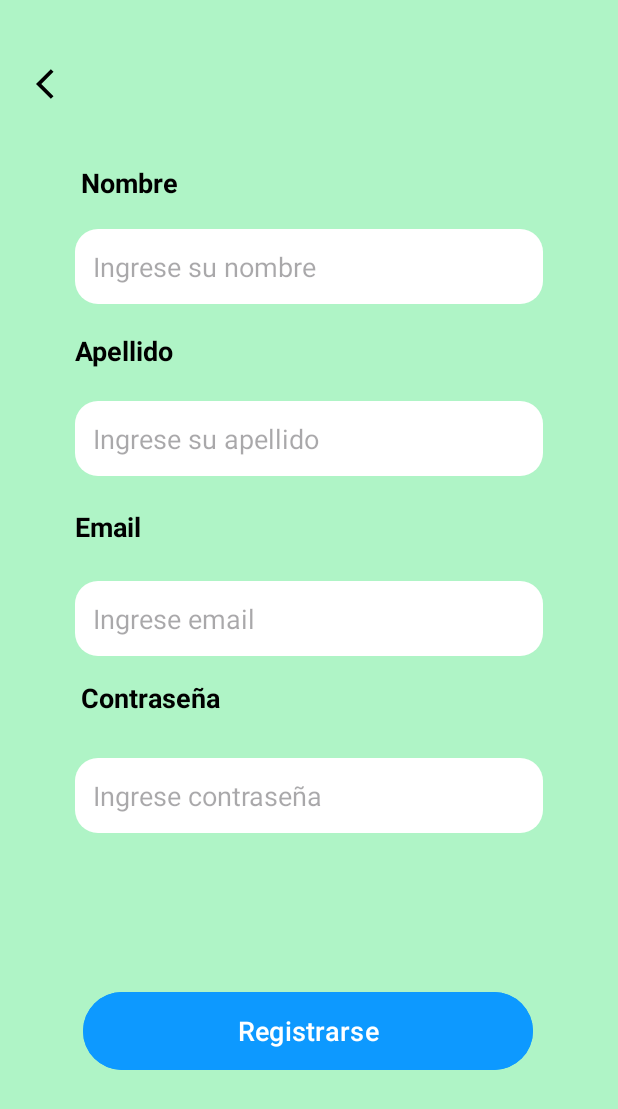
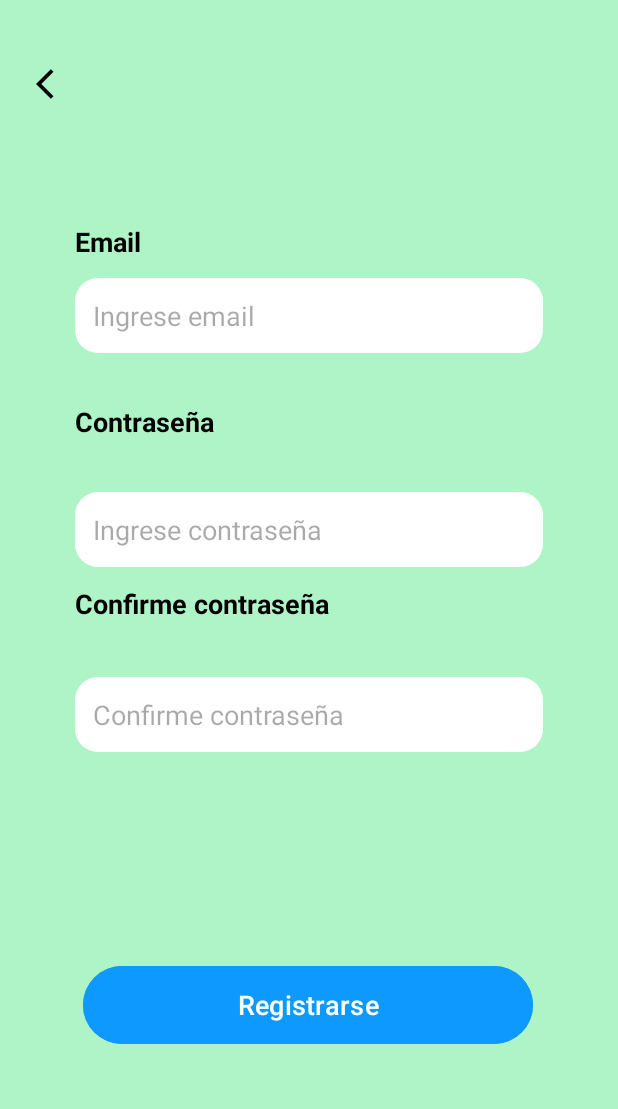
Before and after one commit to nelsonfacundo/Pet_Friends_APP, an Android app: the RegistroActivity screen opened directly, with no data from a screen before it, on a phone screen of 412 x 824 dp. Shown: the top 1109 px of the screen. Run offline under Robolectric (Android 15) with nearby library versions, the phone set to English and light mode, and no system bars; our stand-ins replace Firebase (no records; nobody signed in at launch, a user with empty details on screens opened directly).

Commit message:
Validacion registro, modificacion layout registro, add dependencias firebase, add values/strings

```diff
--- a/app/build.gradle.kts
+++ b/app/build.gradle.kts
@@ -52,6 +52,10 @@ dependencies {
     androidTestImplementation(libs.androidx.junit)
     androidTestImplementation(libs.androidx.espresso.core)
 
+    //OTRA FORMA DE IMPLEMENTAR LAS DEPENDECIAS PARA QUE NO GENERE ERROR
+    implementation(libs.firebase.database.ktx)
+    implementation(libs.firebase.auth.ktx)
+
     //FIREBASE DEPENDENCIAS
     implementation(platform("com.google.firebase:firebase-bom:33.0.0"))
     implementation("com.google.firebase:firebase-analytics")
--- a/app/src/main/res/layout/activity_registro.xml
+++ b/app/src/main/res/layout/activity_registro.xml
@@ -24,78 +24,24 @@
         app:layout_constraintTop_toTopOf="parent"
         app:layout_constraintVertical_bias="0.19" />
 
-    <TextView
-        android:id="@+id/text_nombre"
-        style="@style/textViewEdit"
-        android:layout_width="wrap_content"
-        android:layout_height="wrap_content"
-        android:layout_marginStart="50dp"
-        android:layout_marginTop="70dp"
-        android:layout_marginEnd="250dp"
-        android:layout_marginBottom="10dp"
-        android:text="@string/txt_name"
-        app:layout_constraintBottom_toTopOf="@+id/text_registro_name"
-        app:layout_constraintEnd_toEndOf="parent"
-        app:layout_constraintHorizontal_bias="0.085"
-        app:layout_constraintStart_toStartOf="parent"
-        app:layout_constraintTop_toTopOf="parent"
-        app:layout_constraintVertical_bias="0.823" />
-
     <EditText
-        android:id="@+id/text_registro_name"
+        android:id="@+id/text_registro_email"
         style="@style/inputsTextEdit"
         android:layout_width="match_parent"
         android:layout_height="50dp"
         android:layout_marginStart="50dp"
-        android:layout_marginTop="60dp"
+        android:layout_marginTop="150dp"
         android:layout_marginEnd="50dp"
         android:background="@drawable/border_inputs"
-        android:hint="@string/place_holder_input_nombre"
-        android:inputType="textPersonName"
+        android:hint="@string/place_holder_input_user"
+        android:inputType="textEmailAddress"
         android:padding="12dp"
-        app:layout_constraintBottom_toTopOf="@+id/text_registro_apellido"
+        app:layout_constraintBottom_toTopOf="@+id/text_registro_password"
         app:layout_constraintEnd_toEndOf="parent"
         app:layout_constraintHorizontal_bias="1.0"
         app:layout_constraintStart_toStartOf="parent"
         app:layout_constraintTop_toTopOf="parent"
-        app:layout_constraintVertical_bias="0.587" />
-
-    <TextView
-        android:id="@+id/text_apellido"
-        style="@style/textViewEdit"
-        android:layout_width="wrap_content"
-        android:layout_height="wrap_content"
-        android:layout_marginStart="50dp"
-        android:layout_marginTop="10dp"
-        android:layout_marginEnd="250dp"
-        android:layout_marginBottom="10dp"
-        android:text="@string/txt_last_name"
-        app:layout_constraintBottom_toTopOf="@+id/text_registro_apellido"
-        app:layout_constraintEnd_toEndOf="parent"
-        app:layout_constraintHorizontal_bias="0.0"
-        app:layout_constraintStart_toStartOf="parent"
-        app:layout_constraintTop_toBottomOf="@+id/text_registro_name"
-        app:layout_constraintVertical_bias="0.437" />
-
-    <EditText
-        android:id="@+id/text_registro_apellido"
-        style="@style/inputsTextEdit"
-        android:layout_width="match_parent"
-        android:layout_height="50dp"
-        android:layout_marginStart="50dp"
-        android:layout_marginTop="200dp"
-        android:layout_marginEnd="50dp"
-        android:layout_marginBottom="40dp"
-        android:background="@drawable/border_inputs"
-        android:hint="@string/place_holder_input_apellido"
-        android:inputType="textPersonName"
-        android:padding="12dp"
-        app:layout_constraintBottom_toTopOf="@+id/text_registro_email"
-        app:layout_constraintEnd_toEndOf="parent"
-        app:layout_constraintHorizontal_bias="1.0"
-        app:layout_constraintStart_toStartOf="parent"
-        app:layout_constraintTop_toTopOf="parent"
-        app:layout_constraintVertical_bias="0.695" />
+        app:layout_constraintVertical_bias="0.277" />
 
     <TextView
         android:id="@+id/text_email"
@@ -103,7 +49,6 @@
         android:layout_width="wrap_content"
         android:layout_height="wrap_content"
         android:layout_marginStart="50dp"
-        android:layout_marginTop="10dp"
         android:layout_marginEnd="250dp"
         android:layout_marginBottom="10dp"
         android:text="@string/txt_email"
@@ -111,26 +56,8 @@
         app:layout_constraintEnd_toEndOf="parent"
         app:layout_constraintHorizontal_bias="0.0"
         app:layout_constraintStart_toStartOf="parent"
-        app:layout_constraintTop_toBottomOf="@+id/text_registro_apellido"
-        app:layout_constraintVertical_bias="0.444" />
-
-
-    <EditText
-        android:id="@+id/text_registro_email"
-        style="@style/inputsTextEdit"
-        android:layout_width="match_parent"
-        android:layout_height="50dp"
-        android:layout_marginStart="50dp"
-        android:layout_marginEnd="50dp"
-        android:background="@drawable/border_inputs"
-        android:hint="@string/place_holder_input_user"
-        android:inputType="textEmailAddress"
-        android:padding="12dp"
-        app:layout_constraintBottom_toBottomOf="parent"
-        app:layout_constraintEnd_toEndOf="parent"
-        app:layout_constraintHorizontal_bias="1.0"
-        app:layout_constraintStart_toStartOf="parent"
-        app:layout_constraintTop_toTopOf="parent" />
+        app:layout_constraintTop_toTopOf="parent"
+        app:layout_constraintVertical_bias="0.986" />
 
     <TextView
         android:id="@+id/text_contraseña"
@@ -138,26 +65,23 @@
         android:layout_width="wrap_content"
         android:layout_height="wrap_content"
         android:layout_marginStart="50dp"
-        android:layout_marginTop="15dp"
+        android:layout_marginTop="12dp"
         android:layout_marginEnd="250dp"
-        android:layout_marginBottom="10dp"
         android:text="@string/txt_pass"
-        app:layout_constraintBottom_toTopOf="@+id/text_registro_contraseña"
+        app:layout_constraintBottom_toTopOf="@+id/text_registro_password"
         app:layout_constraintEnd_toEndOf="parent"
-        app:layout_constraintHorizontal_bias="0.21"
+        app:layout_constraintHorizontal_bias="0.0"
         app:layout_constraintStart_toStartOf="parent"
         app:layout_constraintTop_toBottomOf="@+id/text_registro_email"
-        app:layout_constraintVertical_bias="0.0" />
+        app:layout_constraintVertical_bias="0.375" />
 
     <EditText
-        android:id="@+id/text_registro_contraseña"
+        android:id="@+id/text_registro_password"
         style="@style/inputsTextEdit"
         android:layout_width="match_parent"
         android:layout_height="50dp"
         android:layout_marginStart="50dp"
-        android:layout_marginTop="15dp"
         android:layout_marginEnd="50dp"
-        android:layout_marginBottom="220dp"
         android:background="@drawable/border_inputs"
         android:hint="@string/place_holder_input_password"
         android:inputType="textPassword"
@@ -166,22 +90,58 @@
         app:layout_constraintEnd_toEndOf="parent"
         app:layout_constraintHorizontal_bias="1.0"
         app:layout_constraintStart_toStartOf="parent"
-        app:layout_constraintTop_toBottomOf="@+id/text_registro_email"
-        app:layout_constraintVertical_bias="0.519" />
+        app:layout_constraintTop_toTopOf="parent"
+        app:layout_constraintVertical_bias="0.424" />
+
+    <TextView
+        android:id="@+id/text_confrim_contraseña"
+        style="@style/textViewEdit"
+        android:layout_width="wrap_content"
+        android:layout_height="wrap_content"
+        android:layout_marginStart="50dp"
+        android:layout_marginTop="12dp"
+        android:layout_marginEnd="250dp"
+        android:text="@string/txt_pass_confirmar"
+        app:layout_constraintBottom_toTopOf="@+id/text_registro_recontraseña"
+        app:layout_constraintEnd_toEndOf="parent"
+        app:layout_constraintHorizontal_bias="0.0"
+        app:layout_constraintStart_toStartOf="parent"
+        app:layout_constraintTop_toBottomOf="@+id/text_registro_password"
+        app:layout_constraintVertical_bias="0.692" />
+
+    <EditText
+        android:id="@+id/text_registro_confrim_contraseña"
+        style="@style/inputsTextEdit"
+        android:layout_width="match_parent"
+        android:layout_height="50dp"
+        android:layout_marginStart="50dp"
+        android:layout_marginEnd="50dp"
+        android:layout_marginBottom="220dp"
+        android:background="@drawable/border_inputs"
+        android:hint="@string/place_holder_input_repassword"
+        android:inputType="textPassword"
+        android:padding="12dp"
+        app:layout_constraintBottom_toBottomOf="parent"
+        app:layout_constraintEnd_toEndOf="parent"
+        app:layout_constraintHorizontal_bias="0.0"
+        app:layout_constraintStart_toStartOf="parent"
+        app:layout_constraintTop_toBottomOf="@+id/text_registro_password"
+        app:layout_constraintVertical_bias="0.418" />
 
     <Button
         android:id="@+id/btnRegistrar"
+        style="@style/colorBtn"
         android:layout_width="300dp"
         android:layout_height="60dp"
-        style="@style/colorBtn"
+        android:layout_marginBottom="124dp"
         android:backgroundTint="@color/accent"
         android:text="@string/txt_registro"
         app:layout_constraintBottom_toBottomOf="parent"
         app:layout_constraintEnd_toEndOf="parent"
         app:layout_constraintHorizontal_bias="0.495"
         app:layout_constraintStart_toStartOf="parent"
-        app:layout_constraintTop_toBottomOf="@+id/text_registro_contraseña"
-        app:layout_constraintVertical_bias="0.488" />
+        app:layout_constraintTop_toBottomOf="@+id/text_registro_recontraseña"
+        app:layout_constraintVertical_bias="1.0" />
 
 
 </androidx.constraintlayout.widget.ConstraintLayout>
--- a/app/src/main/res/values/strings.xml
+++ b/app/src/main/res/values/strings.xml
@@ -3,8 +3,10 @@
     <string name="titulo_login">Inicio de sesion</string>
     <string name="txt_email">Email</string>
     <string name="txt_pass">Contraseña</string>
+    <string name="txt_pass_confirmar">Confirme contraseña</string>
     <string name="place_holder_input_user">Ingrese email</string>
     <string name="place_holder_input_password">Ingrese contraseña</string>
+    <string name="place_holder_input_repassword">Confirme contraseña</string>
     <string name="place_holder_input_nombre">Ingrese su nombre</string>
     <string name="place_holder_input_apellido">Ingrese su apellido</string>
     <string name="txt_btn_login">Ingresar</string>
```
Also changed, not shown: app/src/main/java/com/example/petfriendsapp/RegistroActivity.kt (+92 -12 lines).
